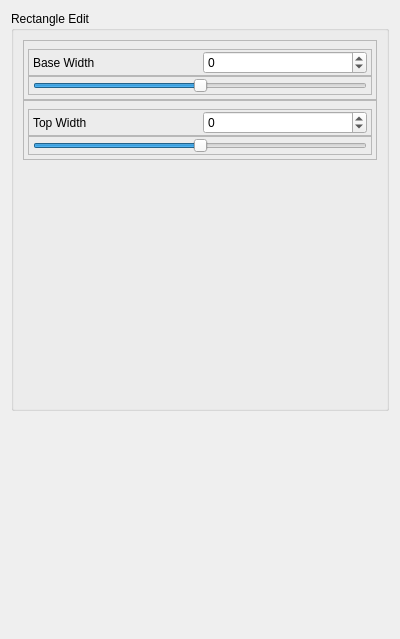
Old version of the form advancedtaperwidget.ui in the repository Argasio/marionettaPlus.
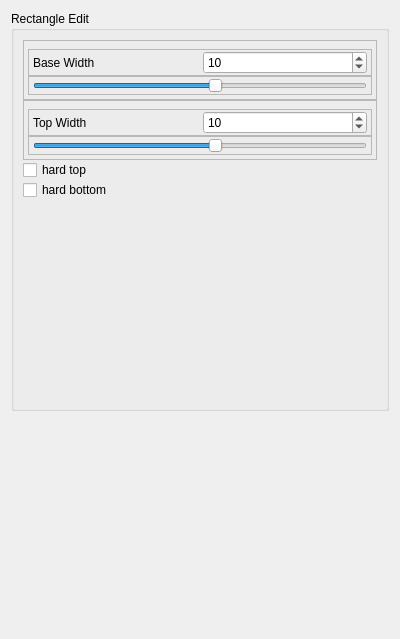
New version of the form.

```diff
--- a/advancedtaperwidget.ui
+++ b/advancedtaperwidget.ui
@@ -127,6 +127,9 @@
                 <property name="maximum">
                  <number>100</number>
                 </property>
+                <property name="value">
+                 <number>10</number>
+                </property>
                </widget>
               </item>
              </layout>
@@ -173,6 +176,9 @@
                 <property name="maximum">
                  <number>100</number>
                 </property>
+                <property name="value">
+                 <number>10</number>
+                </property>
                 <property name="orientation">
                  <enum>Qt::Horizontal</enum>
                 </property>
@@ -262,6 +268,9 @@
                 <property name="maximum">
                  <number>100</number>
                 </property>
+                <property name="value">
+                 <number>10</number>
+                </property>
                </widget>
               </item>
              </layout>
@@ -308,6 +317,9 @@
                 <property name="maximum">
                  <number>100</number>
                 </property>
+                <property name="value">
+                 <number>10</number>
+                </property>
                 <property name="orientation">
                  <enum>Qt::Horizontal</enum>
                 </property>
@@ -319,6 +331,20 @@
           </layout>
          </widget>
         </item>
+        <item>
+         <widget class="QCheckBox" name="hardTopTaperCheck">
+          <property name="text">
+           <string>hard top</string>
+          </property>
+         </widget>
+        </item>
+        <item>
+         <widget class="QCheckBox" name="hardBottomTaperCheck">
+          <property name="text">
+           <string>hard bottom</string>
+          </property>
+         </widget>
+        </item>
         <item>
          <spacer name="verticalSpacer_2">
           <property name="orientation">
```
